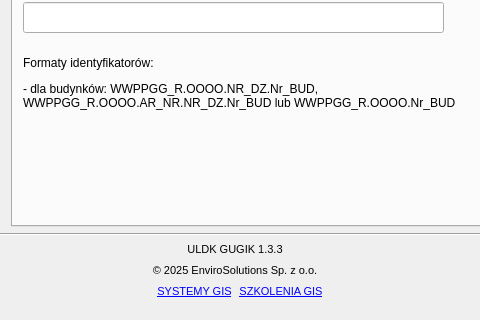
Above: ui/uldk_gugik_dialog_base.ui from envirosolutionspl/uldk_gugik before the change; both pictures show x 179 to 659 and y 194 to 514 of the 836 by 514 pixel window. Below: the same form after it.
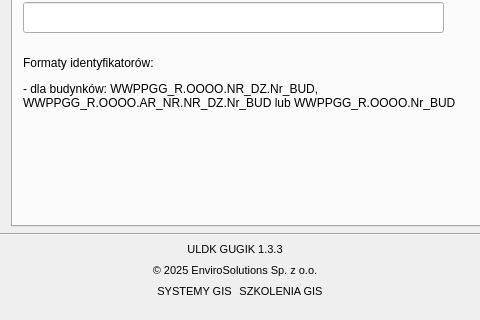
That is the form after the change. Icons and pictures are not drawn. Custom widgets are drawn as their Qt base class.

Diff of the .ui file:
```diff
--- a/ui/uldk_gugik_dialog_base.ui
+++ b/ui/uldk_gugik_dialog_base.ui
@@ -943,7 +943,7 @@
            </font>
           </property>
           <property name="text">
-           <string>&lt;html&gt;&lt;head/&gt;&lt;body&gt;&lt;p&gt;&lt;a href=&quot;https://envirosolutions.pl/oferta-szkoleniowa/&quot;&gt;&lt;span style=&quot; text-decoration: underline; color:#0000ff;&quot;&gt;SZKOLENIA GIS&lt;/span&gt;&lt;/a&gt;&lt;/p&gt;&lt;/body&gt;&lt;/html&gt;</string>
+           <string>&lt;html&gt;&lt;head/&gt;&lt;body&gt;&lt;p&gt;&lt;a href=&quot;https://envirosolutions.pl/oferta-szkoleniowa/?utm_source=stopka&amp;utm_medium=wtyczka&amp;utm_campaign=organic&amp;utm_term=uldk_gugik&quot;&gt;&lt;span style=&quot; text-decoration: underline; color:#0000ff;&quot;&gt;SZKOLENIA GIS&lt;/span&gt;&lt;/a&gt;&lt;/p&gt;&lt;/body&gt;&lt;/html&gt;</string>
           </property>
           <property name="textFormat">
            <enum>Qt::RichText</enum>
@@ -973,7 +973,7 @@
            </font>
           </property>
           <property name="text">
-           <string>&lt;html&gt;&lt;head/&gt;&lt;body&gt;&lt;p&gt;&lt;a href=&quot;https://envirosolutions.pl/systemy-opensource-gis/&quot;&gt;&lt;span style=&quot; text-decoration: underline; color:#0000ff;&quot;&gt;SYSTEMY GIS&lt;/span&gt;&lt;/a&gt;&lt;/p&gt;&lt;/body&gt;&lt;/html&gt;</string>
+           <string>&lt;html&gt;&lt;head/&gt;&lt;body&gt;&lt;p&gt;&lt;a href=&quot;https://envirosolutions.pl/systemy-opensource-gis/?utm_source=stopka&amp;utm_medium=wtyczka&amp;utm_campaign=organic&amp;utm_term=uldk_gugik&quot;&gt;&lt;span style=&quot; text-decoration: underline; color:#0000ff;&quot;&gt;SYSTEMY GIS&lt;/span&gt;&lt;/a&gt;&lt;/p&gt;&lt;/body&gt;&lt;/html&gt;</string>
           </property>
           <property name="textFormat">
            <enum>Qt::RichText</enum>
```
